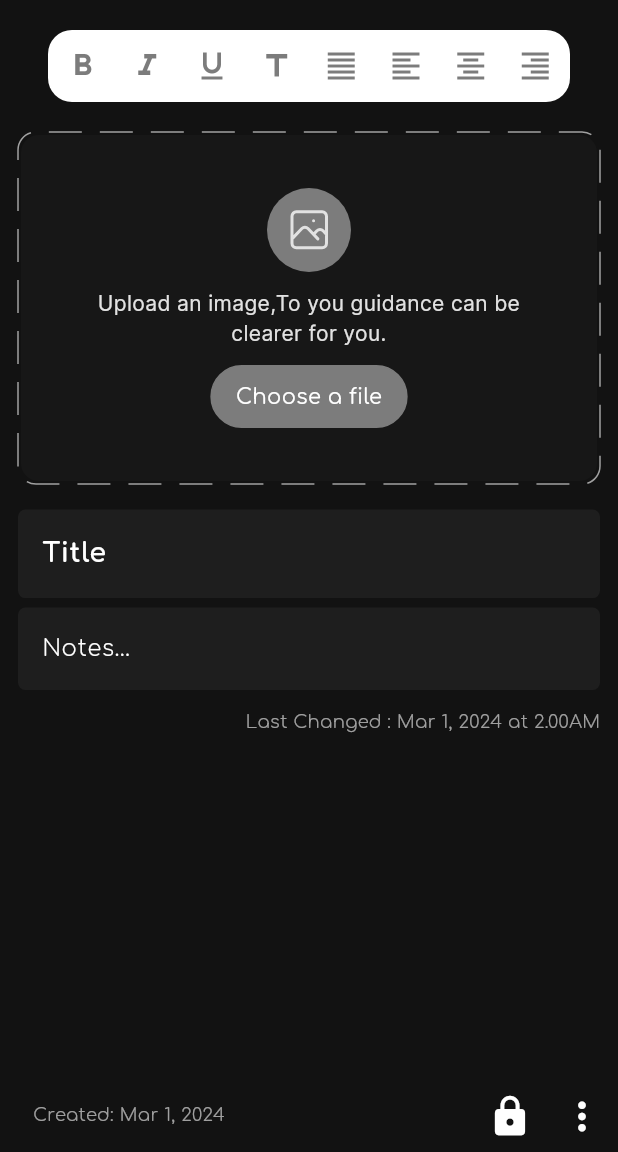
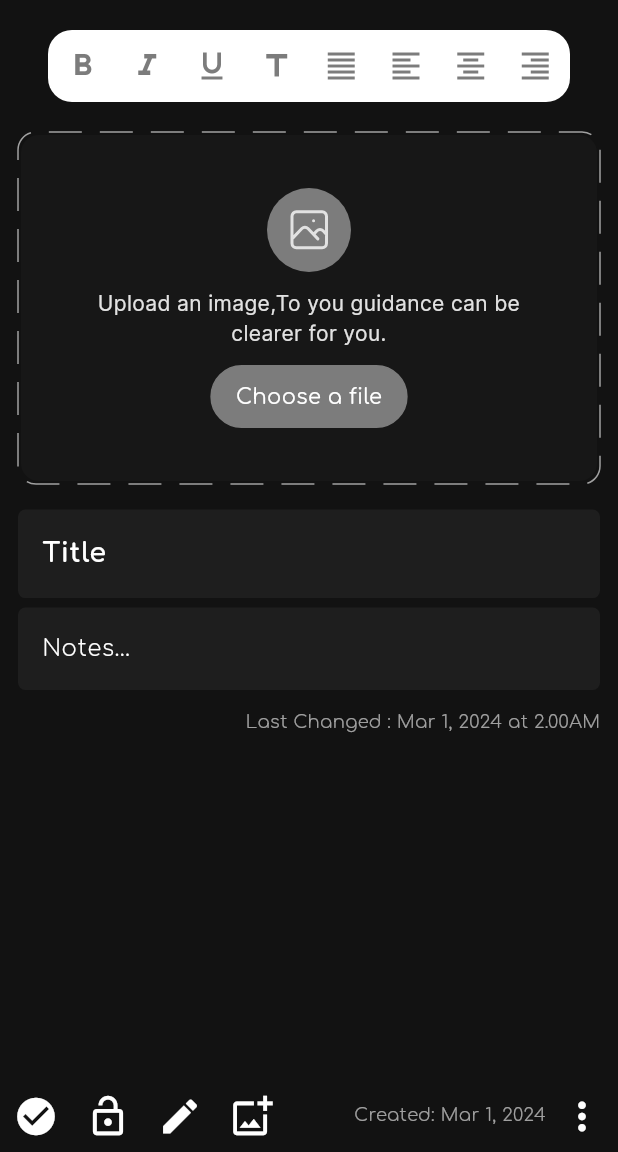
Before and after one commit to As-tra/memo_mate, a Flutter app: the AddNoteView screen opened by its route, on a phone screen of 412 x 824 dp, the part 84-1236 px from its top. Run offline on Flutter 3.47's test engine with Material 3 defaults, Android fonts, the phone set to English and light mode, and no system bars; drawn by our look-alikes of dotted_border; our stand-ins replace dartz, flutter_bloc, flutter_screenutil, flutter_svg, get_it, go_router and 3 more; missing offline and left inert: pulsator; accounts and stored records are empty.

Commit message:
refactor the note action bar

```diff
--- a/lib/features/addNote/presentation/views/widgets/custom_tool_bar_Icon.dart
+++ b/lib/features/addNote/presentation/views/widgets/custom_tool_bar_Icon.dart
@@ -4,10 +4,12 @@ import 'package:memo_mate/core/constants.dart';
 class CustomToolBarIcon extends StatelessWidget {
   final IconData? icon;
   final void Function()? onpressed;
+  final Color iconColor;
   const CustomToolBarIcon({
     super.key,
     required this.icon,
     this.onpressed,
+    this.iconColor = const Color(0xFF7C7C7C),
   });
 
   @override
@@ -20,7 +22,7 @@ class CustomToolBarIcon extends StatelessWidget {
       constraints: const BoxConstraints(),
       icon: Icon(
         icon,
-        color: Theme.of(context).colorScheme.onPrimary,
+        color: iconColor,
         size: kToolBarIconsSize,
       ),
     );
--- a/lib/features/addNote/presentation/views/widgets/note_action_bar.dart
+++ b/lib/features/addNote/presentation/views/widgets/note_action_bar.dart
@@ -8,41 +8,59 @@ class NoteActionsBar extends StatelessWidget {
   @override
   Widget build(BuildContext context) {
     return Row(
+      mainAxisAlignment: MainAxisAlignment.end,
       children: [
-        Padding(
-          padding: const EdgeInsets.only(left: 22.0),
-          child: Text(
+        _buildActionButton(
+          icon: Icons.check_circle,
+          onpressed: () {},
+        ),
+        _buildActionButton(
+          icon: Icons.lock_open,
+          onpressed: () {},
+        ),
+        _buildActionButton(
+          icon: Icons.edit,
+          onpressed: () {},
+        ),
+        _buildActionButton(
+          icon: Icons.add_photo_alternate_outlined,
+          onpressed: () {},
+        ),
+        const Spacer(),
+        Text(
           'Created: Mar 1, 2024',
           style: Styles.textStyle12.copyWith(
             color: Colors.white.withOpacity(0.6),
             fontWeight: FontWeight.w300,
           ),
         ),
+        _buildActionButton(
+          icon: Icons.more_vert,
+          onpressed: () {
+            _showModalBottmoSheet(context);
+          },
         ),
-        const Spacer(),
-        IconButton(
-          onPressed: () {},
-          icon: const Icon(
-            Icons.lock,
-            size: 30,
-          ),
-        ),
-        IconButton(
-          onPressed: () {
-            showModalBottomSheet(
+      ],
+    );
+  }
+
+  Future<dynamic> _showModalBottmoSheet(BuildContext context) {
+    return showModalBottomSheet(
       backgroundColor: Theme.of(context).colorScheme.primary,
       context: context,
       builder: (context) {
         return const NoteActionsBottomSheet();
       },
     );
-          },
-          icon: const Icon(
-            Icons.more_vert,
+  }
+
+  IconButton _buildActionButton({required icon, required onpressed}) {
+    return IconButton(
+      onPressed: onpressed,
+      icon: Icon(
+        icon,
         size: 30,
       ),
-        ),
-      ],
     );
   }
 }
```
Lines whose indentation alone changed are shown as unchanged.
